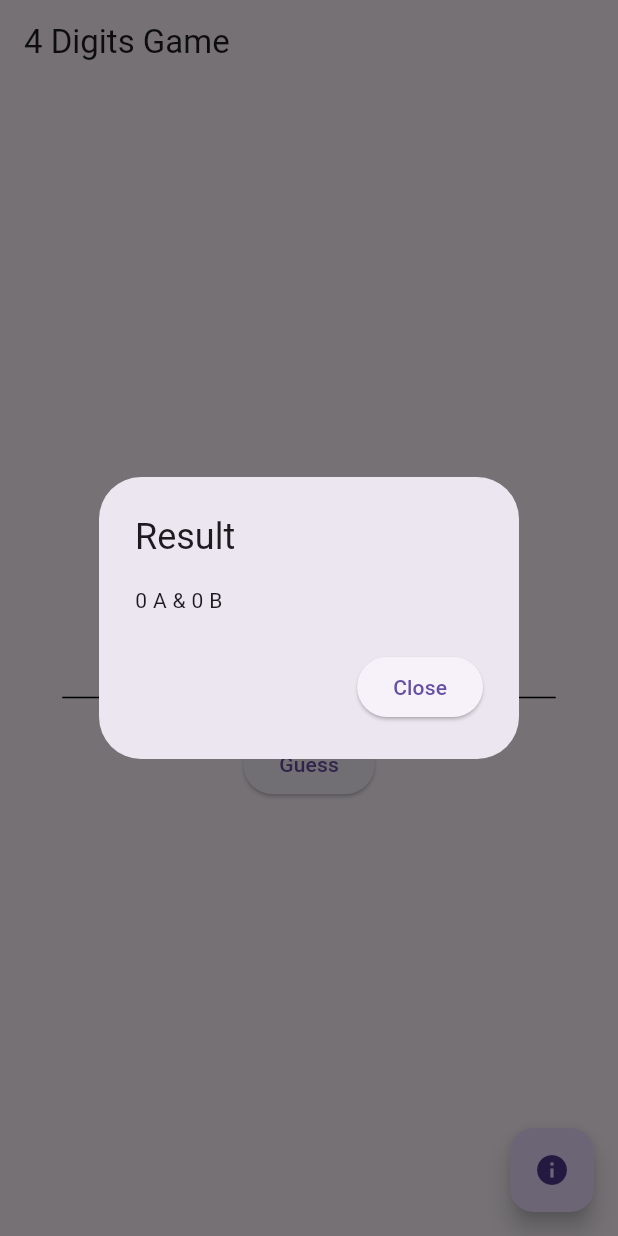
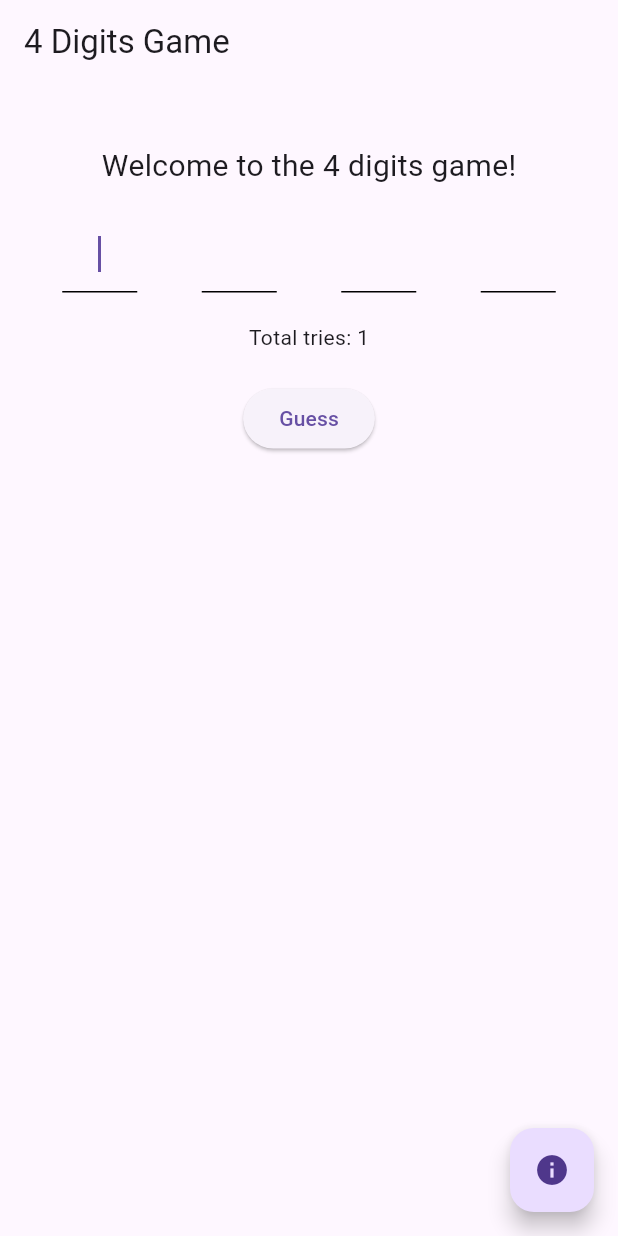
Before and after one commit to aloysiustanrs/4-Digits-Flutter, a Flutter app: the screen it shows after launch, after a tap on "Guess", on a phone screen of 412 x 824 dp. Run offline on Flutter 3.47's test engine with Material 3 defaults, Android fonts, the phone set to English and light mode, and no system bars.

Commit message:
show total tries and restart game after guessed

```diff
--- a/lib/main.dart
+++ b/lib/main.dart
@@ -26,6 +26,8 @@ class FourDigitsGame extends StatefulWidget {
 class _FourDigitsGameState extends State<FourDigitsGame> {
   bool showPopup = false;
 
+  int totalTries = 0;
+
   List<String> fourDigitsActual = [];
 
   List<TextEditingController> controllers =
@@ -36,10 +38,16 @@ class _FourDigitsGameState extends State<FourDigitsGame> {
   @override
   void initState() {
     super.initState();
+    startGame();
+  }
+
+  void startGame() {
+    totalTries = 0;
+    fourDigitsActual = [];
     generateFourDigitsActual();
   }
 
-  void generateFourDigitsActual() {
+  generateFourDigitsActual() {
     String numberList = "0123456789";
     final random = Random();
     for (int i = 0; i < 4; i++) {
@@ -82,25 +90,16 @@ class _FourDigitsGameState extends State<FourDigitsGame> {
       fourDigitsAnswer.add(controller.text);
     }
     final response = check(fourDigitsAnswer, fourDigitsActual);
-    showDialog(
-      context: context,
-      builder: (BuildContext context) {
-        return AlertDialog(
-          title: Text('Result'),
-          content: Text(response),
-          actions: [
-            ElevatedButton(
-              onPressed: () {
+    totalTries += 1;
     if (response == '4 A & 0 B') {
-                  Navigator.pop(context);
       showDialog(
         context: context,
         builder: (BuildContext context) {
           return AlertDialog(
             title: Text('Congratulations!'),
-                        content: Text(
-                          'You have solved the four digits!',
-                        ),
+            content: Text('You have solved the four digits!\n\n'
+                    "Total Tries: " +
+                totalTries.toString()),
             actions: [
               ElevatedButton(
                 onPressed: () {
@@ -108,6 +107,10 @@ class _FourDigitsGameState extends State<FourDigitsGame> {
                     context,
                     (route) => route.isFirst,
                   );
+                  // Restart the game
+                  setState(() {
+                    startGame();
+                  });
                 },
                 child: Text('Close'),
               ),
@@ -115,16 +118,8 @@ class _FourDigitsGameState extends State<FourDigitsGame> {
           );
         },
       );
-                } else {
-                  Navigator.pop(context);
     }
-              },
-              child: Text('Close'),
-            ),
-          ],
-        );
-      },
-    );
+
     // Clear all inputs
     for (var controller in controllers) {
       controller.clear();
@@ -142,7 +137,7 @@ class _FourDigitsGameState extends State<FourDigitsGame> {
           Padding(
             padding: EdgeInsets.all(20.0),
             child: Column(
-              mainAxisAlignment: MainAxisAlignment.center,
+              mainAxisAlignment: MainAxisAlignment.start,
               children: [
                 SizedBox(height: 20.0),
                 Text(
@@ -192,6 +187,8 @@ class _FourDigitsGameState extends State<FourDigitsGame> {
                     ),
                   ),
                 ),
+                SizedBox(height: 20.0),
+                Text("Total tries: " + totalTries.toString()),
                 SizedBox(height: 20.0),
                 ElevatedButton(
                   onPressed: () {
```
Lines whose indentation alone changed are shown as unchanged.
